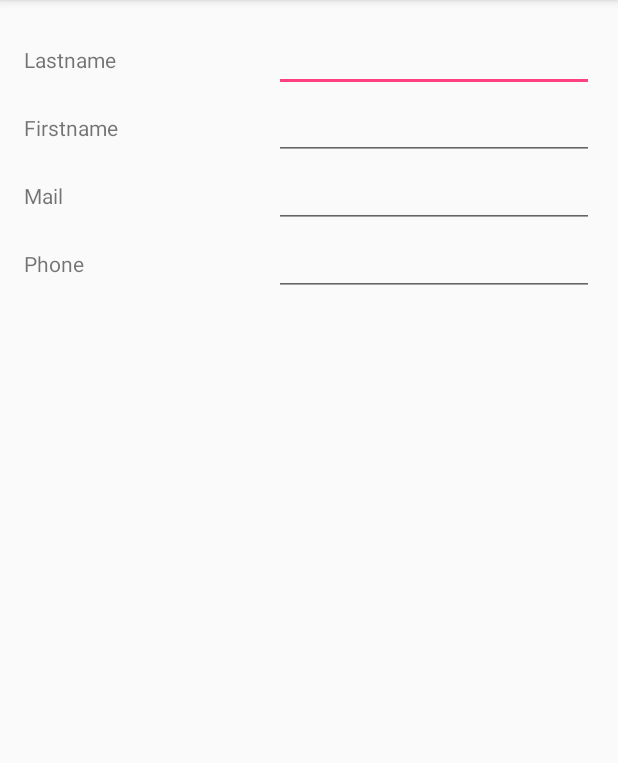
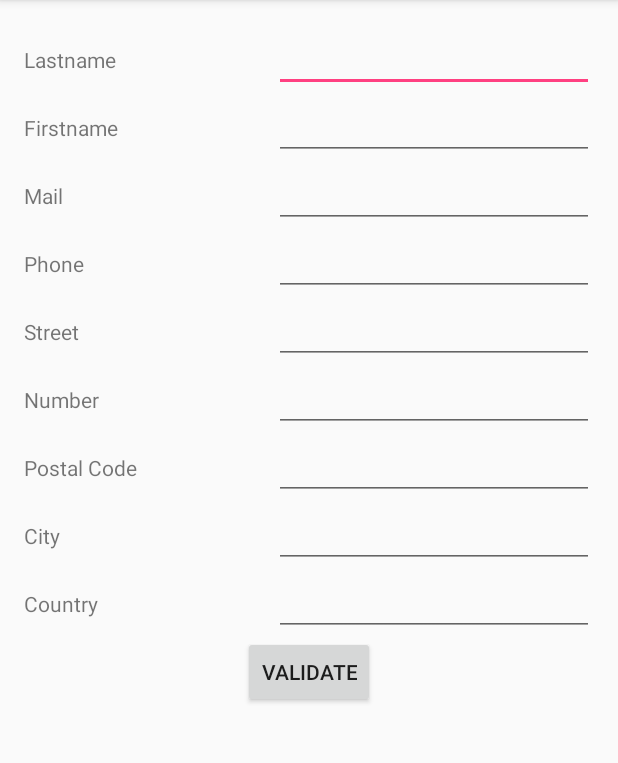
Before and after one commit to olivierBeguin/ProjetSmartCitiesAndroid, an Android app: the RegisterActivity screen opened directly, with no data from a screen before it, on a phone screen of 412 x 824 dp, the part 84-847 px from its top. Run offline under Robolectric (Android 15) with nearby library versions, the phone set to English and light mode, and no system bars.

Commit message:
registerView

```diff
--- a/SmartCities/app/src/main/res/layout/activity_register.xml
+++ b/SmartCities/app/src/main/res/layout/activity_register.xml
@@ -87,7 +87,9 @@
         android:layout_alignBaseline="@+id/phoneEditText"
         android:layout_alignBottom="@+id/phoneEditText"
         android:layout_alignParentLeft="true"
-        android:layout_alignParentStart="true" />
+        android:layout_alignParentStart="true"
+        android:layout_toLeftOf="@+id/phoneEditText"
+        android:layout_toStartOf="@+id/phoneEditText" />
 
     <EditText
         android:layout_width="wrap_content"
@@ -99,5 +101,123 @@
         android:layout_alignParentEnd="true"
         android:id="@+id/phoneEditText" />
 
+    <TextView
+        android:text="@string/streetText"
+        android:layout_width="wrap_content"
+        android:layout_height="wrap_content"
+        android:id="@+id/streetText"
+        android:layout_alignBaseline="@+id/streetEditText"
+        android:layout_alignBottom="@+id/streetEditText"
+        android:layout_alignParentLeft="true"
+        android:layout_alignParentStart="true"
+        android:layout_toLeftOf="@+id/streetEditText"
+        android:layout_toStartOf="@+id/streetEditText" />
+
+    <EditText
+        android:layout_width="wrap_content"
+        android:layout_height="wrap_content"
+        android:inputType="textPostalAddress"
+        android:ems="10"
+        android:id="@+id/streetEditText"
+        android:layout_below="@+id/phoneEditText"
+        android:layout_alignParentRight="true"
+        android:layout_alignParentEnd="true" />
+
+    <TextView
+        android:text="@string/numberText"
+        android:layout_width="wrap_content"
+        android:layout_height="wrap_content"
+        android:id="@+id/numText"
+        android:layout_alignBaseline="@+id/numEditText"
+        android:layout_alignBottom="@+id/numEditText"
+        android:layout_alignParentLeft="true"
+        android:layout_alignParentStart="true"
+        android:layout_toLeftOf="@+id/numEditText"
+        android:layout_toStartOf="@+id/numEditText" />
+
+    <EditText
+        android:layout_width="wrap_content"
+        android:layout_height="wrap_content"
+        android:inputType="number"
+        android:ems="10"
+        android:id="@+id/numEditText"
+        android:layout_below="@+id/streetEditText"
+        android:layout_alignParentRight="true"
+        android:layout_alignParentEnd="true" />
+
+    <TextView
+        android:text="@string/postalCodeText"
+        android:layout_width="wrap_content"
+        android:layout_height="wrap_content"
+        android:id="@+id/postalCodeText"
+        android:layout_alignBaseline="@+id/postalCodeEditText"
+        android:layout_alignBottom="@+id/postalCodeEditText"
+        android:layout_alignParentLeft="true"
+        android:layout_alignParentStart="true"
+        android:layout_toLeftOf="@+id/postalCodeEditText"
+        android:layout_toStartOf="@+id/postalCodeEditText" />
+
+    <EditText
+        android:layout_width="wrap_content"
+        android:layout_height="wrap_content"
+        android:inputType="number"
+        android:ems="10"
+        android:id="@+id/postalCodeEditText"
+        android:layout_below="@+id/numEditText"
+        android:layout_alignParentRight="true"
+        android:layout_alignParentEnd="true" />
+
+    <TextView
+        android:text="@string/cityText"
+        android:layout_width="wrap_content"
+        android:layout_height="wrap_content"
+        android:id="@+id/cityText"
+        android:layout_alignBaseline="@+id/cityEditText"
+        android:layout_alignBottom="@+id/cityEditText"
+        android:layout_alignParentLeft="true"
+        android:layout_alignParentStart="true"
+        android:layout_toLeftOf="@+id/cityEditText"
+        android:layout_toStartOf="@+id/cityEditText" />
+
+    <EditText
+        android:layout_width="wrap_content"
+        android:layout_height="wrap_content"
+        android:inputType="text"
+        android:ems="10"
+        android:layout_below="@+id/postalCodeEditText"
+        android:layout_alignParentRight="true"
+        android:layout_alignParentEnd="true"
+        android:id="@+id/cityEditText" />
+
+    <TextView
+        android:text="@string/countryText"
+        android:layout_width="wrap_content"
+        android:layout_height="wrap_content"
+        android:id="@+id/countryText"
+        android:layout_alignBaseline="@+id/countryTextEdit"
+        android:layout_alignBottom="@+id/countryTextEdit"
+        android:layout_alignParentLeft="true"
+        android:layout_alignParentStart="true"
+        android:layout_toLeftOf="@+id/countryTextEdit"
+        android:layout_toStartOf="@+id/countryTextEdit" />
+
+    <EditText
+        android:layout_width="wrap_content"
+        android:layout_height="wrap_content"
+        android:inputType="text"
+        android:ems="10"
+        android:id="@+id/countryTextEdit"
+        android:layout_below="@+id/cityEditText"
+        android:layout_alignParentRight="true"
+        android:layout_alignParentEnd="true" />
+
+    <Button
+        android:text="@string/validateButton"
+        android:layout_width="wrap_content"
+        android:layout_height="wrap_content"
+        android:id="@+id/validateButton"
+        android:layout_below="@+id/countryTextEdit"
+        android:layout_centerHorizontal="true" />
+
 
 </RelativeLayout>
--- a/SmartCities/app/src/main/res/values/strings.xml
+++ b/SmartCities/app/src/main/res/values/strings.xml
@@ -8,4 +8,10 @@
     <string name="firstnameText">Firstname</string>
     <string name="mailText">Mail</string>
     <string name="phoneText">Phone</string>
+    <string name="streetText">Street</string>
+    <string name="postalCodeText">Postal Code</string>
+    <string name="cityText">City</string>
+    <string name="validateButton">Validate</string>
+    <string name="numberText">Number</string>
+    <string name="countryText">Country</string>
 </resources>
```
